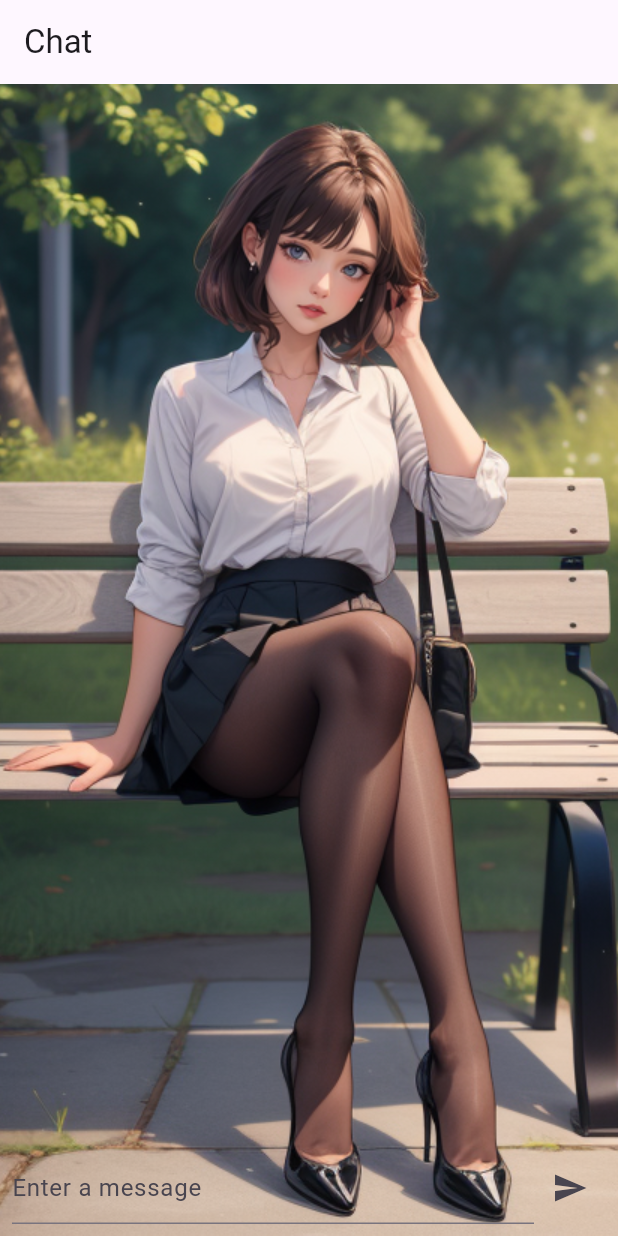
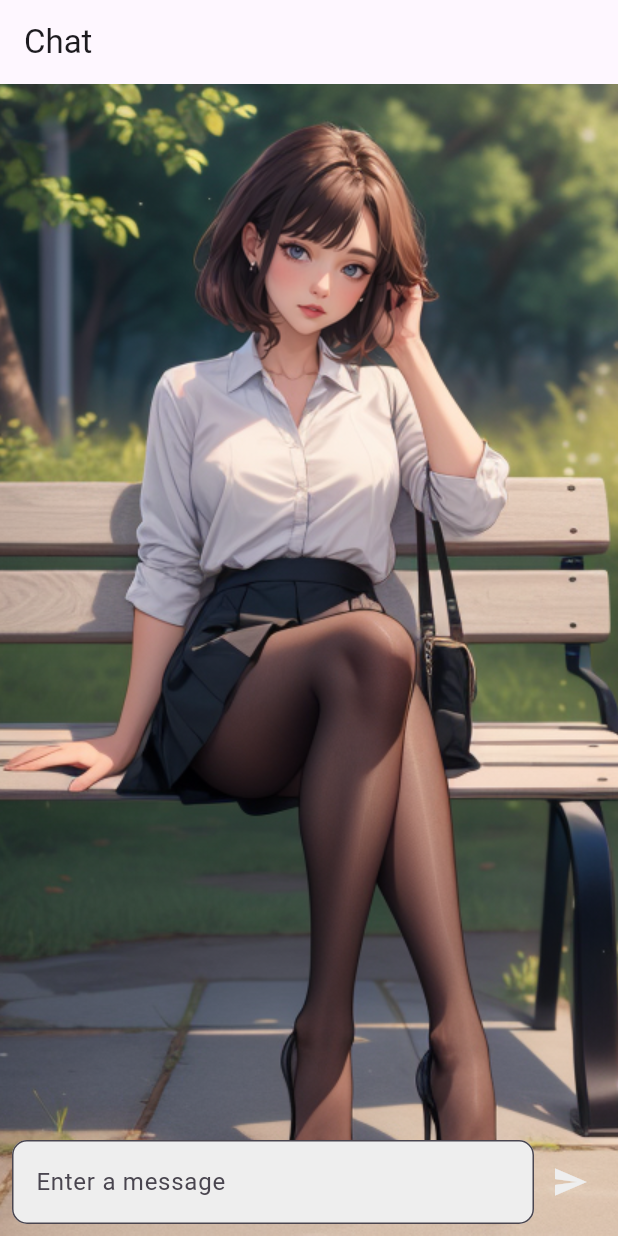
Before and after one commit to unnamedfish2017/myapp, a Flutter app: the screen it shows after launch, on a phone screen of 412 x 824 dp. Run offline on Flutter 3.47's test engine with Material 3 defaults, Android fonts, the phone set to English and light mode, and no system bars.

Commit message:
消息框背景色替换

```diff
--- a/lib/main.dart
+++ b/lib/main.dart
@@ -106,7 +106,7 @@ class _ChatScreenState extends State<ChatScreen> {
           });
         });
       } else {
-        throw Exception('拜拜');
+        throw Exception('这会儿我不在哦~有事就给我留言吧');
       }
     } catch (e) {
       // 将异常对象转换为字符串
@@ -172,13 +172,20 @@ class _ChatScreenState extends State<ChatScreen> {
                     Expanded(
                       child: TextField(
                         controller: _controller,
-                        decoration: const InputDecoration(
+                        decoration: InputDecoration(
                           hintText: 'Enter a message',
+                          filled: true, // 添加这一行
+                          fillColor: Color.fromARGB(
+                              255, 238, 238, 238), // 添加这一行，设置为浅灰色
+                          border: OutlineInputBorder(
+                            borderRadius: BorderRadius.circular(10),
+                          ),
                         ),
                       ),
                     ),
                     IconButton(
                       icon: const Icon(Icons.send),
+                      color: Color.fromARGB(255, 238, 238, 238),
                       onPressed: () => _sendMessage(_controller.text, true),
                     ),
                   ],
```
